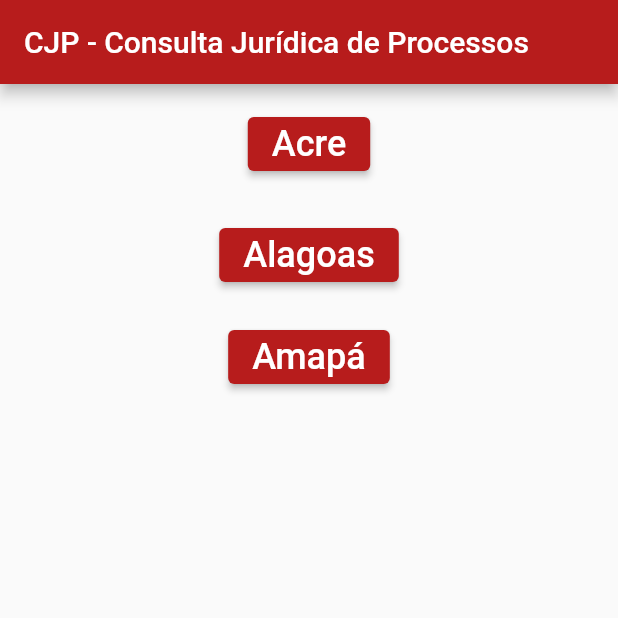
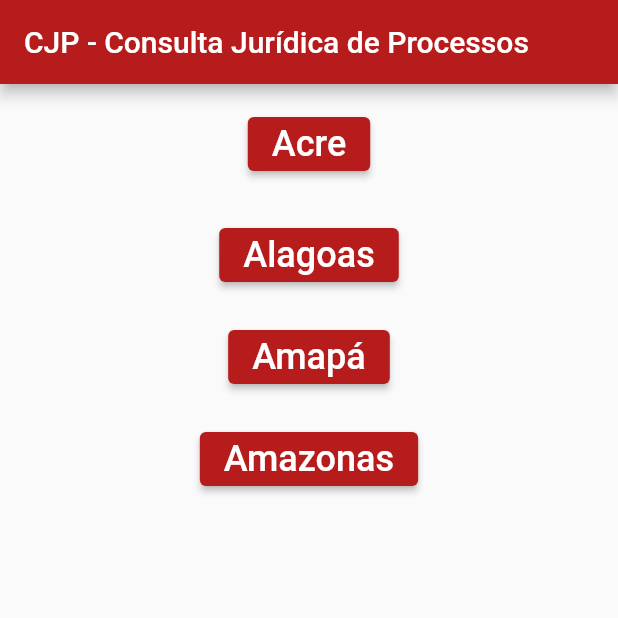
Before and after one commit to HeroRickyGAMES/Projeto-CPJ-Consulta-Juridica-de-Processos, a Flutter app: the screen it shows after launch, on a phone screen of 412 x 824 dp, the top half of it. Run offline on Flutter 3.47's test engine with Material 2 defaults, Android fonts, the light colour scheme and no system bars; our stand-ins replace webview_flutter.

Commit message:
Adição do Amazonas

```diff
--- a/lib/main.dart
+++ b/lib/main.dart
@@ -1,3 +1,4 @@
+import 'package:cpj_consulta_juridica_de_processos/Amazonas.dart';
 import 'package:flutter/material.dart';
 import './Acre.dart';
 import './Alagoas.dart';
@@ -53,6 +54,15 @@
     Navigator.push(context,
         MaterialPageRoute(builder: (context){
           return Amapa();
+        }));
+
+  }
+
+  void Amazonasbtn()  {
+
+    Navigator.push(context,
+        MaterialPageRoute(builder: (context){
+          return Amazonas();
         }));
 
   }
@@ -123,6 +133,23 @@
               ),
             ),
           ),
+          Container(
+            alignment: Alignment.center,
+            padding: EdgeInsets.all(10),
+            child:
+            ElevatedButton(
+              onPressed: Amazonasbtn,
+              child: Text(
+                'Amazonas',
+                style: TextStyle(
+                  fontSize: 24,
+                ),
+              ),
+              style: ElevatedButton.styleFrom(
+                backgroundColor: Colors.red[900],
+              ),
+            ),
+          ),
         ]
       ),
     );
```
Also changed, not shown: lib/Amazonas.dart (added, +105 -0 lines).
